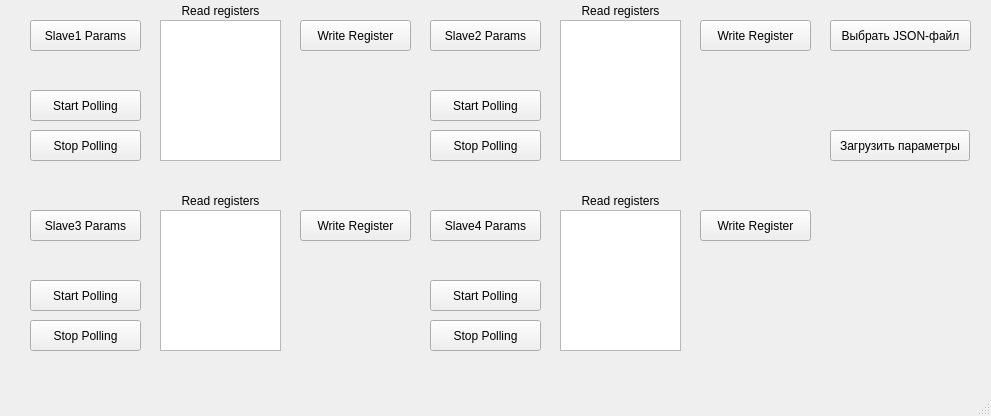
The window that ui/main_window.ui (Erepb-89/modbusRTU) describes before a commit, drawn with Qt 5.
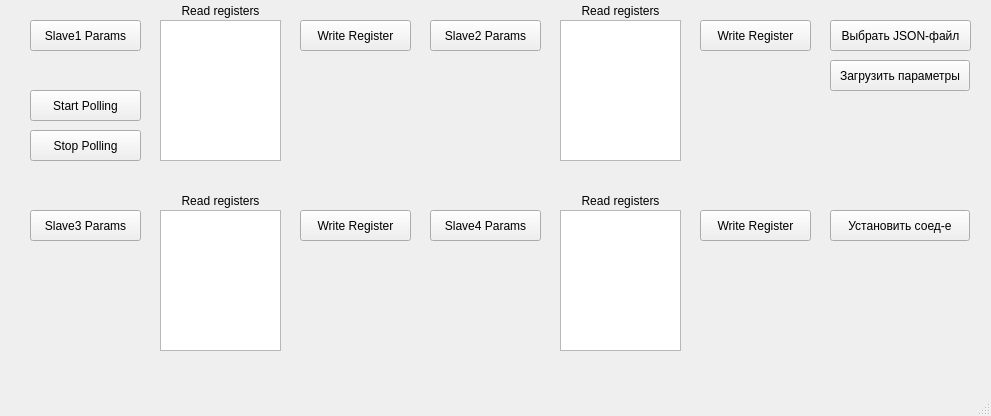
The same window after the commit.

Commit message: Added VisualModel class. refactored MainWindow class and methods of MainWindow according VisualModel class. Recomposition of reading Threads in one Thread. Added buttons availability.

What changed in the file:
```diff
--- a/ui/main_window.ui
+++ b/ui/main_window.ui
@@ -30,10 +30,10 @@
    <widget class="QLabel" name="LabelMessage">
     <property name="geometry">
      <rect>
-      <x>830</x>
+      <x>300</x>
       <y>60</y>
-      <width>141</width>
-      <height>61</height>
+      <width>111</width>
+      <height>101</height>
      </rect>
     </property>
     <property name="text">
@@ -105,7 +105,7 @@
     <property name="geometry">
      <rect>
       <x>830</x>
-      <y>130</y>
+      <y>60</y>
       <width>140</width>
       <height>31</height>
      </rect>
@@ -143,10 +143,10 @@
    <widget class="QLabel" name="LabelMessage_2">
     <property name="geometry">
      <rect>
-      <x>850</x>
-      <y>70</y>
-      <width>131</width>
-      <height>51</height>
+      <x>700</x>
+      <y>60</y>
+      <width>111</width>
+      <height>101</height>
      </rect>
     </property>
     <property name="text">
@@ -159,19 +159,6 @@
      <bool>true</bool>
     </property>
    </widget>
-   <widget class="QPushButton" name="pushButtonStopPolling_2">
-    <property name="geometry">
-     <rect>
-      <x>430</x>
-      <y>130</y>
-      <width>111</width>
-      <height>31</height>
-     </rect>
-    </property>
-    <property name="text">
-     <string>Stop Polling</string>
-    </property>
-   </widget>
    <widget class="QListView" name="ReadRegisters_2">
     <property name="geometry">
      <rect>
@@ -182,19 +169,6 @@
      </rect>
     </property>
    </widget>
-   <widget class="QPushButton" name="pushButtonStartPolling_2">
-    <property name="geometry">
-     <rect>
-      <x>430</x>
-      <y>90</y>
-      <width>111</width>
-      <height>31</height>
-     </rect>
-    </property>
-    <property name="text">
-     <string>Start Polling</string>
-    </property>
-   </widget>
    <widget class="QLabel" name="label_6">
     <property name="geometry">
      <rect>
@@ -269,32 +243,6 @@
      </rect>
     </property>
    </widget>
-   <widget class="QPushButton" name="pushButtonStopPolling_3">
-    <property name="geometry">
-     <rect>
-      <x>30</x>
-      <y>320</y>
-      <width>111</width>
-      <height>31</height>
-     </rect>
-    </property>
-    <property name="text">
-     <string>Stop Polling</string>
-    </property>
-   </widget>
-   <widget class="QPushButton" name="pushButtonStartPolling_3">
-    <property name="geometry">
-     <rect>
-      <x>30</x>
-      <y>280</y>
-      <width>111</width>
-      <height>31</height>
-     </rect>
-    </property>
-    <property name="text">
-     <string>Start Polling</string>
-    </property>
-   </widget>
    <widget class="QPushButton" name="pushButtonSlave3Settings">
     <property name="geometry">
      <rect>
@@ -321,19 +269,6 @@
      <string>Write Register</string>
     </property>
    </widget>
-   <widget class="QPushButton" name="pushButtonStartPolling_4">
-    <property name="geometry">
-     <rect>
-      <x>430</x>
-      <y>280</y>
-      <width>111</width>
-      <height>31</height>
-     </rect>
-    </property>
-    <property name="text">
-     <string>Start Polling</string>
-    </property>
-   </widget>
    <widget class="QPushButton" name="pushButtonSlave4Settings">
     <property name="geometry">
      <rect>
@@ -360,19 +295,6 @@
      <string>Write Register</string>
     </property>
    </widget>
-   <widget class="QPushButton" name="pushButtonStopPolling_4">
-    <property name="geometry">
-     <rect>
-      <x>430</x>
-      <y>320</y>
-      <width>111</width>
-      <height>31</height>
-     </rect>
-    </property>
-    <property name="text">
-     <string>Stop Polling</string>
-    </property>
-   </widget>
    <widget class="QListView" name="ReadRegisters_4">
     <property name="geometry">
      <rect>
@@ -402,6 +324,76 @@
      <bool>true</bool>
     </property>
    </widget>
+   <widget class="QLabel" name="LabelMessage_4">
+    <property name="geometry">
+     <rect>
+      <x>700</x>
+      <y>250</y>
+      <width>111</width>
+      <height>101</height>
+     </rect>
+    </property>
+    <property name="text">
+     <string/>
+    </property>
+    <property name="alignment">
+     <set>Qt::AlignLeading|Qt::AlignLeft|Qt::AlignTop</set>
+    </property>
+    <property name="wordWrap">
+     <bool>true</bool>
+    </property>
+   </widget>
+   <widget class="QLabel" name="LabelMessage_3">
+    <property name="geometry">
+     <rect>
+      <x>300</x>
+      <y>250</y>
+      <width>111</width>
+      <height>101</height>
+     </rect>
+    </property>
+    <property name="text">
+     <string/>
+    </property>
+    <property name="alignment">
+     <set>Qt::AlignLeading|Qt::AlignLeft|Qt::AlignTop</set>
+    </property>
+    <property name="wordWrap">
+     <bool>true</bool>
+    </property>
+   </widget>
+   <widget class="QLabel" name="LabelMessage_5">
+    <property name="geometry">
+     <rect>
+      <x>830</x>
+      <y>100</y>
+      <width>141</width>
+      <height>101</height>
+     </rect>
+    </property>
+    <property name="text">
+     <string/>
+    </property>
+    <property name="alignment">
+     <set>Qt::AlignLeading|Qt::AlignLeft|Qt::AlignTop</set>
+    </property>
+    <property name="wordWrap">
+     <bool>true</bool>
+    </property>
+   </widget>
+   <widget class="QPushButton" name="pushButtonConnect">
+    <property name="geometry">
+     <rect>
+      <x>830</x>
+      <y>210</y>
+      <width>140</width>
+      <height>31</height>
+     </rect>
+    </property>
+    <property name="text">
+     <string>Установить соед-е</string>
+    </property>
+   </widget>
   </widget>
   <widget class="QMenuBar" name="menubar">
    <property name="geometry">
```
The commit also changes 5 other files.
